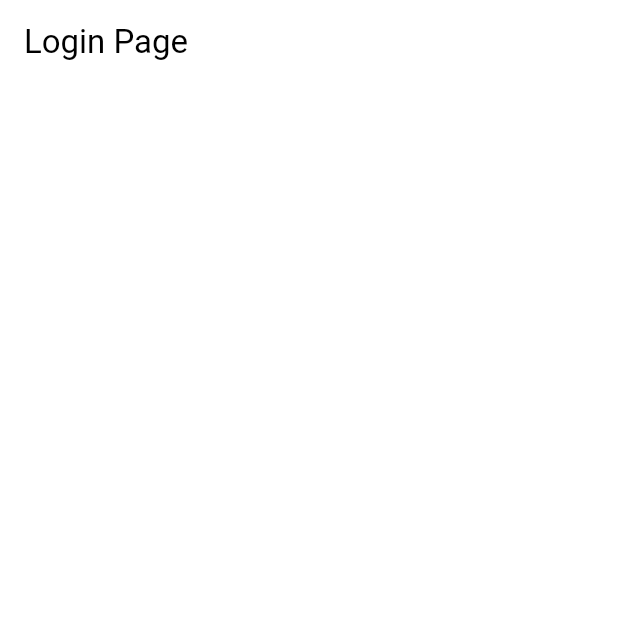
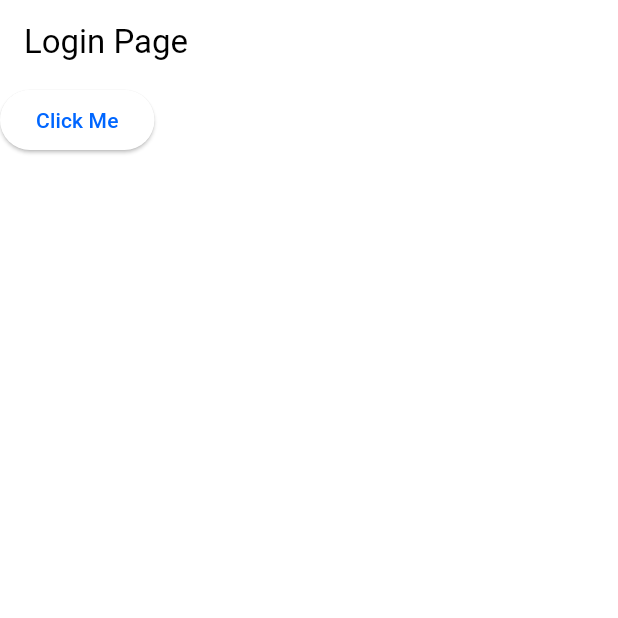
Before and after one commit to nicolin29/flutter_boilerplate_bloc, a Flutter app: the screen it shows after launch, on a phone screen of 412 x 824 dp, the top half of it. Run offline on Flutter 3.47's test engine with Material 3 defaults, Android fonts, the phone set to English and light mode, and no system bars; our stand-ins replace dio, flutter_dotenv, fluttertoast, freezed_annotation, get_it, share_plus.

Commit message:
call uc done and works

```diff
--- a/lib/main.dart
+++ b/lib/main.dart
@@ -1,6 +1,6 @@
 import 'package:flutter/material.dart';
 import 'package:flutter_boilerplate/src/app.dart';
-import 'package:flutter_boilerplate/src/core/di/di.dart';
+import 'package:flutter_boilerplate/src/core/di/injection.dart';
 import 'package:flutter_dotenv/flutter_dotenv.dart';
 
 void main() async {
--- a/lib/src/core/network/api_client.dart
+++ b/lib/src/core/network/api_client.dart
@@ -13,6 +13,8 @@ class ApiClient {
           headers: {'Content-Type': 'application/json'},
         ),
       );
+
+  Dio get http => _dio;
 
   // GET request
   Future<Response> get(
--- a/lib/src/core/network/api_endpoints.dart
+++ b/lib/src/core/network/api_endpoints.dart
@@ -4,7 +4,7 @@ class ApiEndpoints {
   static const String _user = '/user';
 
   // Auth endpoints
-  static const String login = '$_auth/login';
+  static const String login = '$_auth-login';
   static const String register = '$_auth/register';
   static const String logout = '$_auth/logout';
 
--- a/lib/src/features/auth/data/models/user_model.dart
+++ b/lib/src/features/auth/data/models/user_model.dart
@@ -5,8 +5,7 @@ part 'user_model.g.dart';
 
 @freezed
 abstract class UserModel with _$UserModel {
-  const factory UserModel({String? id, String? name, String? email}) =
-      _UserModel;
+  const factory UserModel({int? id, String? name, String? email}) = _UserModel;
 
   factory UserModel.fromJson(Map<String, dynamic> json) =>
       _$UserModelFromJson(json);
--- a/lib/src/features/auth/presentation/pages/login_page.dart
+++ b/lib/src/features/auth/presentation/pages/login_page.dart
@@ -1,4 +1,6 @@
 import 'package:flutter/material.dart';
+import 'package:flutter_boilerplate/src/core/di/injection.dart';
+import 'package:flutter_boilerplate/src/features/auth/domain/login_usecase.dart';
 
 class LoginPage extends StatefulWidget {
   const LoginPage({super.key});
@@ -8,8 +10,18 @@ class LoginPage extends StatefulWidget {
 }
 
 class _LoginPageState extends State<LoginPage> {
+  final uc = sl<LoginUsecase>();
+
   @override
   Widget build(BuildContext context) {
-    return Scaffold(appBar: AppBar(title: Text('Login Page')));
+    return Scaffold(
+      appBar: AppBar(title: Text('Login Page')),
+      body: ElevatedButton(
+        onPressed: () async {
+          await uc.execute('email', 'password');
+        },
+        child: Text('Click Me'),
+      ),
+    );
   }
 }
```
Also changed, not shown: lib/src/core/di/di.dart (deleted, +0 -9 lines), lib/src/core/di/injection.dart (added, +21 -0 lines), lib/src/features/auth/data/datasources/auth_service.dart (+4 -3 lines), lib/src/features/auth/data/models/user_model.freezed.dart, lib/src/features/auth/data/models/user_model.g.dart.
